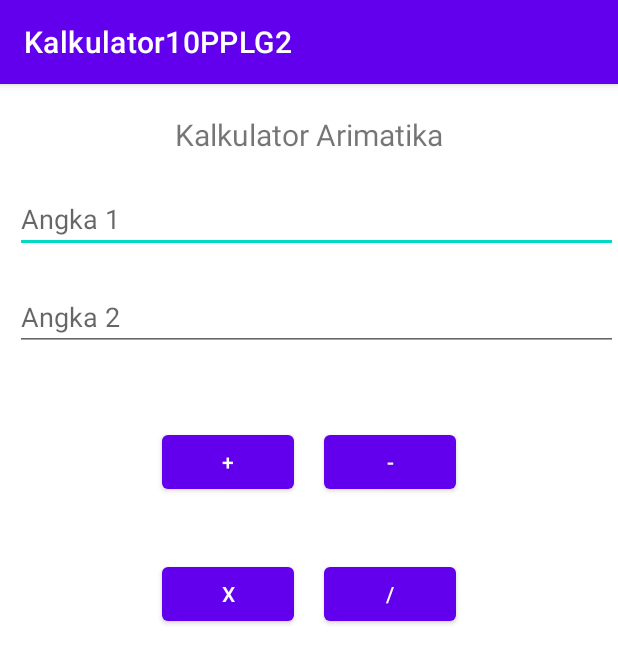
After one commit to AjiSuryawan/Kalkulator10PPLG2, an Android app: the Calculator screen opened directly, with no data from a screen before it, on a phone screen of 412 x 824 dp. The commit adds this screen. Shown: the top 663 px of the screen. Run offline under Robolectric (Android 15) with nearby library versions, the phone set to English and light mode, and no system bars.

Commit message:
feat : [AS] calculator page

```diff
--- /dev/null
+++ b/app/src/main/java/com/example/kalkulator10pplg2/Calculator.java
@@ -0,0 +1,98 @@
+package com.example.kalkulator10pplg2;
+
+import androidx.appcompat.app.AppCompatActivity;
+
+import android.annotation.SuppressLint;
+import android.os.Bundle;
+import android.view.View;
+import android.widget.Button;
+import android.widget.EditText;
+import android.widget.Toast;
+
+import java.text.DecimalFormat;
+
+public class Calculator extends AppCompatActivity {
+    EditText editText1;
+    EditText editText2;
+    Button plusButton;
+    Button minusButton;
+    Button timeButton;
+    Button dividedButton;
+    double number1, number2, hasil;
+
+
+    @SuppressLint("MissingInflatedId")
+    @Override
+    protected void onCreate(Bundle savedInstanceState) {
+        super.onCreate(savedInstanceState);
+        setContentView(R.layout.activity_calculator);
+
+        editText1 =  findViewById(R.id.editTextNum1);
+        editText2 = findViewById(R.id.editTextNum2);
+        plusButton = findViewById(R.id.plusButton);
+        minusButton = findViewById(R.id.minusButton);
+        timeButton = findViewById(R.id.timeButton);
+
+        plusButton.setOnClickListener(new View.OnClickListener() {
+            @Override
+            public void onClick(View view) {
+                String numText1 = editText1.getText().toString();
+                String numText2 = editText2.getText().toString();
+
+                int number1 = Integer.parseInt(numText1);
+                int number2 = Integer.parseInt(numText2);
+
+                int hasil = number1 + number2;
+                Toast.makeText(getApplicationContext(),"Hasil : " +  hasil, Toast.LENGTH_SHORT).show();
+            }
+        });
+
+        minusButton.setOnClickListener(new View.OnClickListener() {
+            @Override
+            public void onClick(View view) {
+                String numText1 = editText1.getText().toString();
+                String numText2 = editText2.getText().toString();
+
+                int number1 = Integer.parseInt(numText1);
+                int number2 = Integer.parseInt(numText2);
+
+                int hasil = number1 - number2;
+                Toast.makeText(getApplicationContext(),"Hasil : " +  hasil, Toast.LENGTH_SHORT).show();
+            }
+        });
+
+        timeButton.setOnClickListener(new View.OnClickListener() {
+            @Override
+            public void onClick(View view) {
+                String numText1 = editText1.getText().toString();
+                String numText2 = editText2.getText().toString();
+
+                int number1 = Integer.parseInt(numText1);
+                int number2 = Integer.parseInt(numText2);
+
+                int hasil = number1 * number2;
+                Toast.makeText(getApplicationContext(),"Hasil : " +  hasil, Toast.LENGTH_SHORT).show();
+            }
+        });
+
+        dividedButton = findViewById(R.id.dividedButton);
+        dividedButton.setOnClickListener(new View.OnClickListener() {
+            @Override
+            public void onClick(View view) {
+                String numText1 = editText1.getText().toString();
+                String numText2 = editText2.getText().toString();
+                if ((editText1.getText().length()>0) && editText2.getText().length()>0){
+                    number1 = Integer.parseInt(numText1);
+                    number2 = Integer.parseInt(numText2);
+                    hasil = number1 / number2;
+                    Toast.makeText(getApplicationContext(), "Hasil : " + new DecimalFormat("##.##").format(hasil), Toast.LENGTH_SHORT).show();
+                }else{
+                    Toast.makeText(getApplicationContext(), "Tolong Masukan Angka", Toast.LENGTH_SHORT).show();
+
+                }
+
+
+            }
+        });
+    }
+}
--- /dev/null
+++ b/app/src/main/res/layout/activity_calculator.xml
@@ -0,0 +1,101 @@
+<?xml version="1.0" encoding="utf-8"?>
+<LinearLayout xmlns:android="http://schemas.android.com/apk/res/android"
+    xmlns:app="http://schemas.android.com/apk/res-auto"
+    xmlns:tools="http://schemas.android.com/tools"
+    android:layout_width="match_parent"
+    android:layout_height="match_parent"
+    tools:context=".Calculator"
+    android:orientation="vertical">
+
+
+    <TextView
+        android:layout_width="wrap_content"
+        android:layout_height="wrap_content"
+        android:text="Kalkulator Arimatika"
+        android:layout_gravity="center"
+        android:layout_marginTop="20dp"
+        android:textSize="20dp"
+
+        />
+
+    <EditText
+        android:id="@+id/editTextNum1"
+        android:layout_width="match_parent"
+        android:layout_height="wrap_content"
+        android:hint="Angka 1"
+        android:inputType="number"
+        android:layout_marginTop="20dp"
+        android:layout_marginLeft="10dp"
+
+        />
+
+    <EditText
+        android:id="@+id/editTextNum2"
+        android:layout_width="match_parent"
+        android:layout_height="wrap_content"
+        android:hint="Angka 2"
+        android:inputType="number"
+        android:layout_marginTop="20dp"
+        android:layout_marginLeft="10dp"
+        />
+    <LinearLayout
+        android:layout_width="wrap_content"
+        android:layout_height="wrap_content"
+        android:orientation="horizontal"
+        android:layout_gravity="center"
+
+        android:layout_marginTop="40dp">
+
+
+        <Button
+            android:id="@+id/plusButton"
+            android:layout_width="wrap_content"
+            android:layout_height="wrap_content"
+            android:layout_margin="10dp"
+            android:text="+"
+
+
+            />
+        <Button
+            android:id="@+id/minusButton"
+            android:layout_width="wrap_content"
+            android:layout_height="wrap_content"
+            android:text="-"
+            android:layout_margin="10dp"
+            />
+    </LinearLayout>
+
+    <LinearLayout
+        android:layout_width="wrap_content"
+        android:layout_height="wrap_content"
+        android:orientation="horizontal"
+        android:layout_gravity="center"
+
+        android:layout_marginTop="20dp">
+
+
+        <Button
+            android:id="@+id/timeButton"
+            android:layout_width="wrap_content"
+            android:layout_height="wrap_content"
+            android:layout_margin="10dp"
+            android:text="x"
+
+
+            />
+        <Button
+            android:id="@+id/dividedButton"
+            android:layout_width="wrap_content"
+            android:layout_height="wrap_content"
+            android:text="/"
+            android:layout_margin="10dp"
+            />
+    </LinearLayout>
+
+
+
+
+
+
+
+</LinearLayout>
```
Also changed, not shown: app/src/main/AndroidManifest.xml (+7 -0 lines), app/src/main/java/com/example/kalkulator10pplg2/MainActivity.java (+2 -14 lines).
